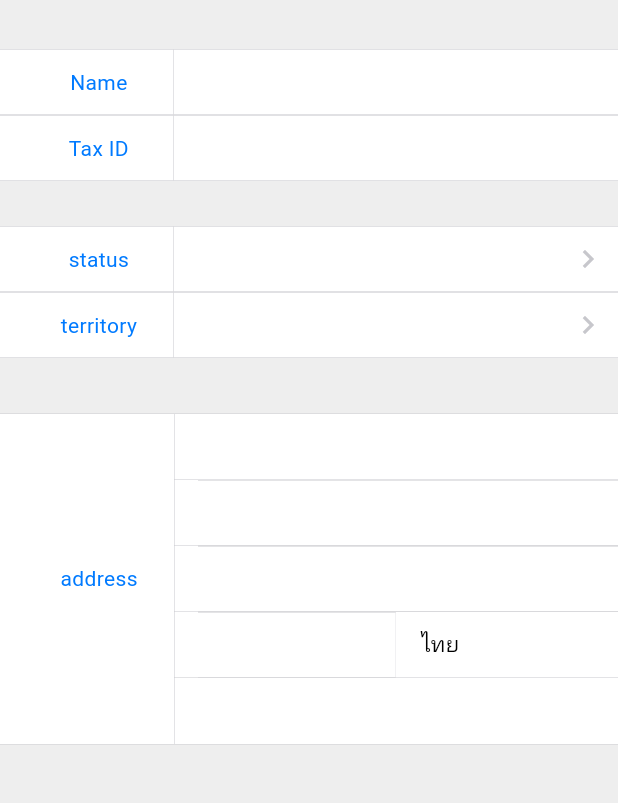
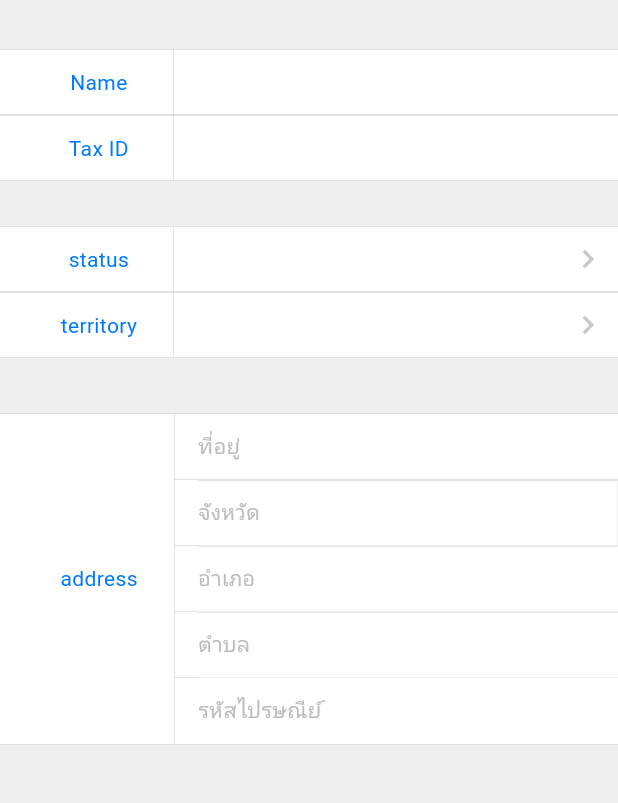
Before and after one commit to pkreang/wfs, a Flutter app: the CreateCompanyScreen screen opened directly, on a phone screen of 412 x 824 dp, the part 59-862 px from its top. Run offline on Flutter 3.47's test engine with Material 3 defaults, Android fonts, the light colour scheme and no system bars; our stand-ins replace awesome_dialog, camera, flutter_riverpod, geolocator, go_router, google_maps_flutter and 1 more; network calls fail; Roboto replaces fonts that are missing (YourFontFamily).

Commit message:
- fix bug & change flow

```diff
--- a/lib/screens/createcompany_screen.dart
+++ b/lib/screens/createcompany_screen.dart
@@ -34,8 +34,7 @@ class CreateCompanyScreen extends ConsumerStatefulWidget {
   const CreateCompanyScreen({super.key});
 
   @override
-  ConsumerState<CreateCompanyScreen> createState() =>
-      _CreateCompanyScreenState();
+  ConsumerState<CreateCompanyScreen> createState() => _CreateCompanyScreenState();
 }
 
 class _CreateCompanyScreenState extends ConsumerState<CreateCompanyScreen> {
@@ -84,19 +83,13 @@ class _CreateCompanyScreenState extends ConsumerState<CreateCompanyScreen> {
               IconButton(
                 icon: const Icon(Icons.chevron_left),
                 onPressed: null,
-                style: ButtonStyle(
-                  iconColor: WidgetStateProperty.all(colorPrimary),
-                ),
+                style: ButtonStyle(iconColor: WidgetStateProperty.all(colorPrimary)),
               ),
               const AppText(label: 'Back', textColor: colorPrimary),
             ],
           ),
         ),
-        title: const AppText(
-          label: 'Create Company',
-          fontSize: 17,
-          fontWeight: FontWeight.w600,
-        ),
+        title: const AppText(label: 'Create Company', fontSize: 17, fontWeight: FontWeight.w600),
         actions: [
           TextButton(
             onPressed: () {
@@ -192,7 +185,7 @@ class _CreateCompanyScreenState extends ConsumerState<CreateCompanyScreen> {
 
                 AppDialogs.success(context);
                 Future.delayed(const Duration(seconds: 3), () {
-                  context.push('/company');
+                  Navigator.of(context).popUntil((route) => route.isFirst);
                 });
               } catch (ex) {
                 AppDialogs.error(context, message: ex.toString());
@@ -207,25 +200,14 @@ class _CreateCompanyScreenState extends ConsumerState<CreateCompanyScreen> {
     );
   }
 
-  Widget infoTile({
-    required String label,
-    required Widget value,
-    VoidCallback? onTap,
-    double height = 44,
-    bool isShowBorderMiddle = true,
-    bool isShowBorderBottom = false,
-    bool isHideIcon = false,
-  }) {
+  Widget infoTile({required String label, required Widget value, VoidCallback? onTap, double height = 44, bool isShowBorderMiddle = true, bool isShowBorderBottom = false, bool isHideIcon = false}) {
     return GestureDetector(
       onTap: onTap,
       child: Container(
         height: height,
         decoration: BoxDecoration(
           color: const Color(0xFFFFFFFF),
-          border: Border(
-            top: borderSide,
-            bottom: isShowBorderBottom ? borderSide : BorderSide.none,
-          ),
+          border: Border(top: borderSide, bottom: isShowBorderBottom ? borderSide : BorderSide.none),
         ),
         child: Row(
           children: [
@@ -235,9 +217,7 @@ class _CreateCompanyScreenState extends ConsumerState<CreateCompanyScreen> {
               alignment: Alignment.center,
               decoration: BoxDecoration(
                 border: BorderDirectional(
-                  end: isShowBorderMiddle
-                      ? const BorderSide(color: colorGrey, width: borderWidth)
-                      : BorderSide.none,
+                  end: isShowBorderMiddle ? const BorderSide(color: colorGrey, width: borderWidth) : BorderSide.none,
                 ),
               ),
               child: AppText(label: label, textColor: const Color(0xFF007AFF)),
@@ -246,10 +226,7 @@ class _CreateCompanyScreenState extends ConsumerState<CreateCompanyScreen> {
             Expanded(
               child: Align(alignment: Alignment.centerLeft, child: value),
             ),
-            if (!isHideIcon) ...[
-              const Icon(Icons.chevron_right, size: 24, color: colorGrey),
-              const SizedBox(width: 8),
-            ],
+            if (!isHideIcon) ...[const Icon(Icons.chevron_right, size: 24, color: colorGrey), const SizedBox(width: 8)],
           ],
         ),
       ),
@@ -271,20 +248,14 @@ class _CreateCompanyScreenState extends ConsumerState<CreateCompanyScreen> {
         height: height,
         decoration: BoxDecoration(
           color: const Color(0xFFFFFFFF),
-          border: Border(
-            top: borderSide,
-            bottom: isShowBorderBottom ? borderSide : BorderSide.none,
-          ),
+          border: Border(top: borderSide, bottom: isShowBorderBottom ? borderSide : BorderSide.none),
         ),
         child: Row(
           children: [
             Expanded(
               child: Align(alignment: Alignment.centerLeft, child: value),
             ),
-            if (!isHideIcon) ...[
-              const Icon(Icons.chevron_right, size: 24, color: colorGrey),
-              const SizedBox(width: 8),
-            ],
+            if (!isHideIcon) ...[const Icon(Icons.chevron_right, size: 24, color: colorGrey), const SizedBox(width: 8)],
           ],
         ),
       ),
@@ -319,17 +290,13 @@ class _CreateCompanyScreenState extends ConsumerState<CreateCompanyScreen> {
                   infoTile(
                     label: 'status',
                     value: AppText(label: selectClientStatusName ?? ''),
-                    onTap: () =>
-                        openStatusSheet(context, selectClientStatusName ?? ""),
+                    onTap: () => openStatusSheet(context, selectClientStatusName ?? ""),
                     isShowBorderBottom: true,
                   ),
                   infoTile(
                     label: 'territory',
                     value: AppText(label: selectSalesTerritorysName ?? ''),
-                    onTap: () => openTerritorySheet(
-                      context,
-                      selectSalesTerritorysName ?? '',
-                    ),
+                    onTap: () => openTerritorySheet(context, selectSalesTerritorysName ?? ''),
                     isShowBorderBottom: true,
                   ),
                 ],
@@ -343,10 +310,7 @@ class _CreateCompanyScreenState extends ConsumerState<CreateCompanyScreen> {
     );
   }
 
-  Future<void> openTerritorySheet(
-    BuildContext context,
-    String territoryID,
-  ) async {
+  Future<void> openTerritorySheet(BuildContext context, String territoryID) async {
     final selected = await CupertinoOptionsPicker.show<Territory>(
       context: context,
       title: 'Territory',
@@ -381,23 +345,20 @@ class _CreateCompanyScreenState extends ConsumerState<CreateCompanyScreen> {
   }
 
   Widget addressWidget() {
-    Widget addressField({
-      required Widget child,
-      bool hasRightBorder = false,
-      bool hasBottomBorder = true,
-    }) {
+    Widget addressField({required Widget child, bool hasRightBorder = false, bool hasBottomBorder = true}) {
       return Container(
         height: 44,
         decoration: BoxDecoration(
-          border: Border(
-            right: hasRightBorder ? borderSide : BorderSide.none,
-            bottom: hasBottomBorder ? borderSide : BorderSide.none,
-          ),
+          border: Border(right: hasRightBorder ? borderSide : BorderSide.none, bottom: hasBottomBorder ? borderSide : BorderSide.none),
         ),
         alignment: Alignment.centerLeft,
         padding: const EdgeInsets.only(left: 16),
         child: child,
       );
+    }
+
+    Widget textHint({required String label}) {
+      return AppText(label: label, textColor: Colors.grey.shade400);
     }
 
     return Container(
@@ -423,10 +384,7 @@ class _CreateCompanyScreenState extends ConsumerState<CreateCompanyScreen> {
               const SizedBox(
                 width: 100,
                 child: Center(
-                  child: AppText(
-                    label: 'address',
-                    textColor: Color(0xFF007AFF),
-                  ),
+                  child: AppText(label: 'address', textColor: Color(0xFF007AFF)),
                 ),
               ),
               Expanded(
@@ -435,58 +393,39 @@ class _CreateCompanyScreenState extends ConsumerState<CreateCompanyScreen> {
                   crossAxisAlignment: CrossAxisAlignment.start,
                   children: [
                     addressField(
-                      child: AppTextFormField(controller: txtAddress),
+                      child: AppTextFormField(controller: txtAddress, hintText: 'ที่อยู่'),
                     ),
                     addressField(
-                      hasRightBorder: false,
+                      hasRightBorder: true,
                       child: infoTileDropdown(
-                        label: selectedSubdistrictName ?? '',
-                        value: AppText(label: selectedSubdistrictName ?? ''),
-                        onTap: () => openSubDistrictSheet(
-                          context,
-                          selectedSubdistrictName ?? "",
-                        ),
-                        isShowBorderBottom: true,
+                        label: selectedProvinceName ?? '',
+                        value: selectedProvinceName == null ? textHint(label: 'จังหวัด') : AppText(label: selectedProvinceName ?? ''),
+                        onTap: () => openProvinceSheet(context, selectedProvinceName ?? ""),
+                        // isShowBorderBottom: true,
                         isHideIcon: true,
                       ),
                     ),
                     addressField(
                       child: infoTileDropdown(
                         label: selectedDistrictName ?? '',
-                        value: AppText(label: selectedDistrictName ?? ''),
-                        onTap: () => openDistrictSheet(
-                          context,
-                          selectedDistrictName ?? "",
-                        ),
-                        isShowBorderBottom: true,
+                        value: selectedDistrictName == null ? textHint(label: 'อําเภอ') : AppText(label: selectedDistrictName ?? ''),
+                        onTap: () => openDistrictSheet(context, selectedDistrictName ?? ""),
+                        // isShowBorderBottom: true,
                         isHideIcon: true,
                       ),
                     ),
-
-                    Row(
-                      children: [
-                        Expanded(
-                          child: addressField(
-                            hasRightBorder: true,
-                            child: infoTileDropdown(
-                              label: selectedProvinceName ?? '',
-                              value: AppText(label: selectedProvinceName ?? ''),
-                              onTap: () => openProvinceSheet(
-                                context,
-                                selectedProvinceName ?? "",
-                              ),
-                              isShowBorderBottom: true,
-                              isHideIcon: true,
-                            ),
-                          ),
-                        ),
-                        Expanded(
-                          child: addressField(child: AppText(label: "ไทย")),
-                        ),
-                      ],
+                    addressField(
+                      hasRightBorder: false,
+                      child: infoTileDropdown(
+                        label: selectedSubdistrictName ?? '',
+                        value: selectedSubdistrictName == null ? textHint(label: 'ตำบล') : AppText(label: selectedSubdistrictName ?? ''),
+                        onTap: () => openSubDistrictSheet(context, selectedSubdistrictName ?? ""),
+                        // isShowBorderBottom: true,
+                        isHideIcon: true,
+                      ),
                     ),
                     addressField(
-                      child: AppText(label: postCode ?? ""),
+                      child: postCode == null ? textHint(label: 'รหัสไปรษณีย์') : AppText(label: postCode ?? ""),
                       hasBottomBorder: false,
                     ),
                   ],
@@ -499,10 +438,7 @@ class _CreateCompanyScreenState extends ConsumerState<CreateCompanyScreen> {
     );
   }
 
-  Future<void> openProvinceSheet(
-    BuildContext context,
-    String subdistrictID,
-  ) async {
+  Future<void> openProvinceSheet(BuildContext context, String subdistrictID) async {
     final selected = await CupertinoOptionsPicker.show<Province>(
       context: context,
       title: 'Province',
@@ -523,10 +459,7 @@ class _CreateCompanyScreenState extends ConsumerState<CreateCompanyScreen> {
     });
   }
 
-  Future<void> openDistrictSheet(
-    BuildContext context,
-    String subdistrictID,
-  ) async {
+  Future<void> openDistrictSheet(BuildContext context, String subdistrictID) async {
     final selected = await CupertinoOptionsPicker.show<District>(
       context: context,
       title: 'District',
@@ -546,10 +479,7 @@ class _CreateCompanyScreenState extends ConsumerState<CreateCompanyScreen> {
     });
   }
 
-  Future<void> openSubDistrictSheet(
-    BuildContext context,
-    String subdistrictID,
-  ) async {
+  Future<void> openSubDistrictSheet(BuildContext context, String subdistrictID) async {
     final selected = await CupertinoOptionsPicker.show<Subdistrict>(
       context: context,
       title: 'SubDistrict',
```
Also changed, not shown: lib/models/auth_model.dart (+7 -21 lines), lib/screens/create_appointment_screen.dart (+64 -33 lines), lib/screens/create_client_screen.dart (+13 -22 lines), lib/screens/navigation_screen.dart (+23 -51 lines).
